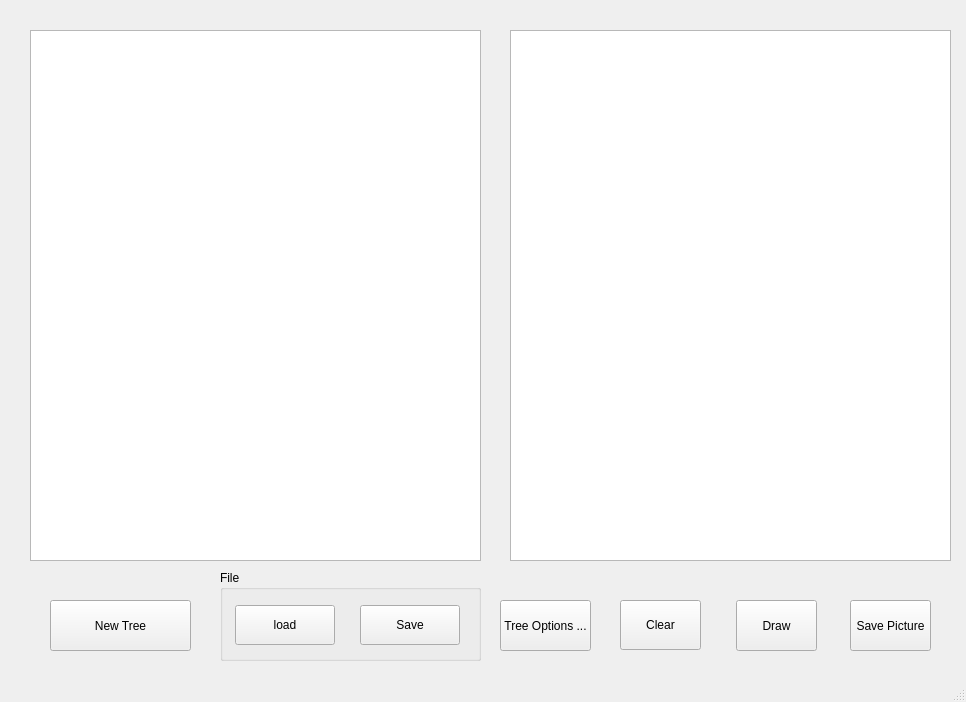
EdisoNewtong/Vector, file cpp/qt/BuildTree/GraphicTree/BinaryTree/BinaryTree/mainwindow.ui: the form before one commit.
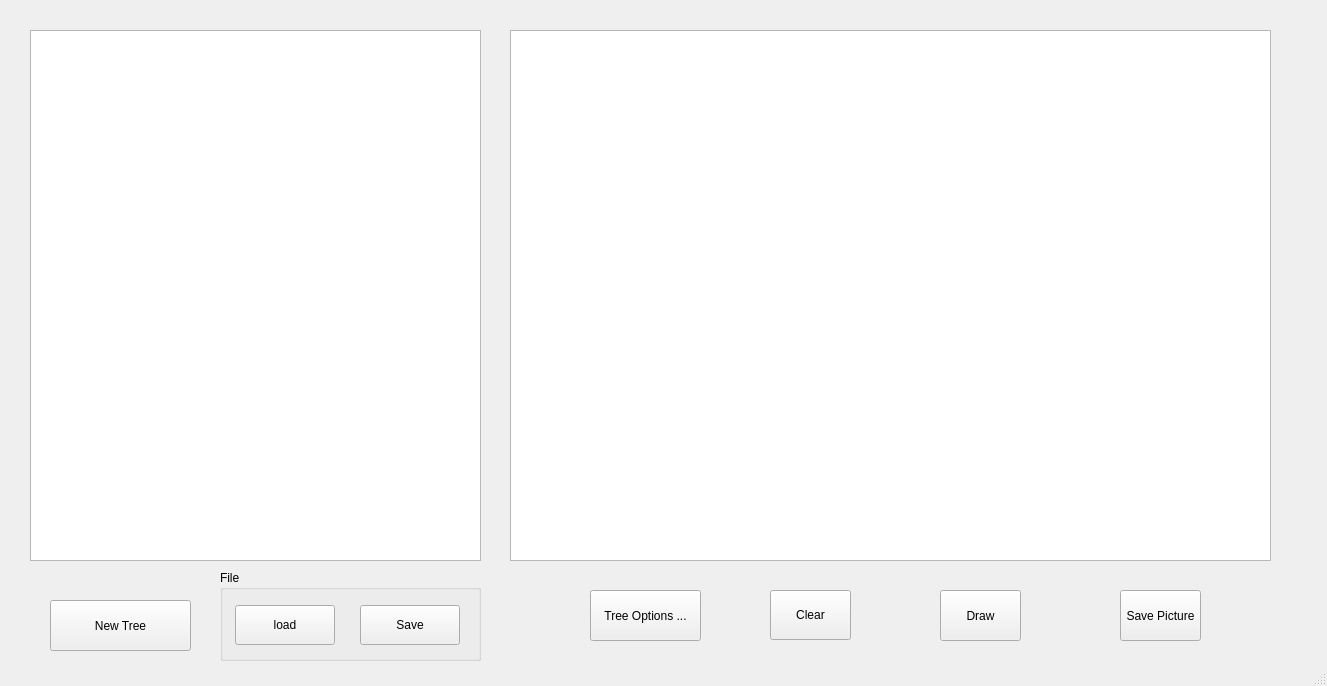
The form after the commit. Custom widgets are drawn as their Qt base class.

Diff of the .ui file:
```diff
--- a/cpp/qt/BuildTree/GraphicTree/BinaryTree/BinaryTree/mainwindow.ui
+++ b/cpp/qt/BuildTree/GraphicTree/BinaryTree/BinaryTree/mainwindow.ui
@@ -6,8 +6,8 @@
    <rect>
     <x>0</x>
     <y>0</y>
-    <width>966</width>
-    <height>702</height>
+    <width>1327</width>
+    <height>686</height>
    </rect>
   </property>
   <property name="windowTitle">
@@ -32,7 +32,7 @@
      <rect>
       <x>510</x>
       <y>30</y>
-      <width>441</width>
+      <width>761</width>
       <height>531</height>
      </rect>
     </property>
@@ -98,8 +98,8 @@
    <widget class="QPushButton" name="clearBtn">
     <property name="geometry">
      <rect>
-      <x>620</x>
-      <y>600</y>
+      <x>770</x>
+      <y>590</y>
       <width>81</width>
       <height>50</height>
      </rect>
@@ -111,8 +111,8 @@
    <widget class="QPushButton" name="saveGraphicBtn">
     <property name="geometry">
      <rect>
-      <x>850</x>
-      <y>600</y>
+      <x>1120</x>
+      <y>590</y>
       <width>81</width>
       <height>51</height>
      </rect>
@@ -124,9 +124,9 @@
    <widget class="QPushButton" name="treeOptionBtn">
     <property name="geometry">
      <rect>
-      <x>500</x>
-      <y>600</y>
-      <width>91</width>
+      <x>590</x>
+      <y>590</y>
+      <width>111</width>
       <height>51</height>
      </rect>
     </property>
@@ -137,8 +137,8 @@
    <widget class="QPushButton" name="drawTreeBtn">
     <property name="geometry">
      <rect>
-      <x>736</x>
-      <y>600</y>
+      <x>940</x>
+      <y>590</y>
       <width>81</width>
       <height>51</height>
      </rect>
```
